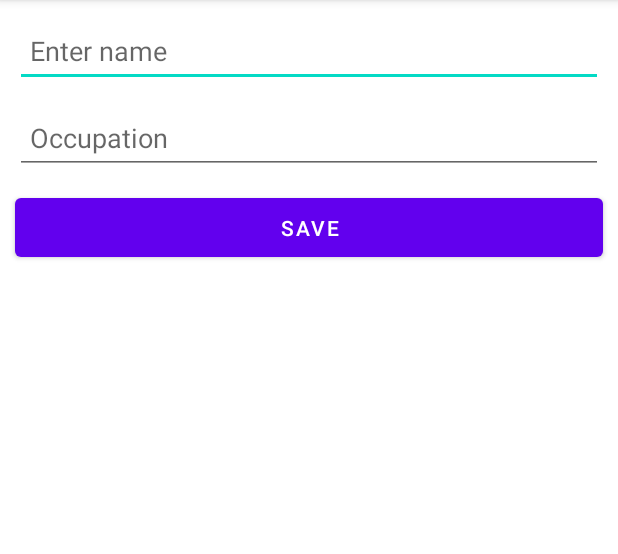
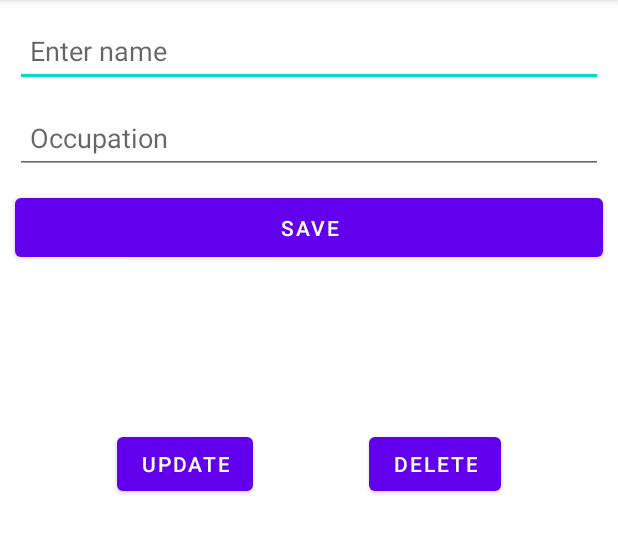
Before and after one commit to atiqur/ContactRoom, an Android app: the screen it shows after launch (NewContact), after a tap on "Add contact button", on a phone screen of 412 x 824 dp, the part 84-638 px from its top. Run offline under Robolectric (Android 15) with nearby library versions, the phone set to English and light mode, and no system bars; our stand-ins replace Room's generated code.

Commit message:
Setting Up the Delete and Update Buttons

```diff
--- a/app/src/main/java/com/example/contactroom/MainActivity.java
+++ b/app/src/main/java/com/example/contactroom/MainActivity.java
@@ -23,6 +23,7 @@ import java.util.Objects;
 public class MainActivity extends AppCompatActivity implements RecyclerViewAdapter.OnContactClickListener {
     public static final int NEW_CONTACT_ACTIVITY_REQUEST_CODE = 1;
     private static final String TAG = "Clicked";
+    public static final String CONTACT_ID = "contact_id";
     private ContactViewModel contactViewModel;
     private TextView textView;
     private RecyclerView recyclerView;
@@ -73,5 +74,9 @@ public class MainActivity extends AppCompatActivity implements RecyclerViewAdapt
     public void onContactClick(int position) {
         Contact contact = Objects.requireNonNull(contactViewModel.allContacts.getValue()).get(position);
         Log.d(TAG, "onContactClick: " + contact.getName());
+
+        Intent intent = new Intent(MainActivity.this, NewContact.class);
+        intent.putExtra(CONTACT_ID, contact.getId());
+        startActivity(intent);
     }
 }
--- a/app/src/main/java/com/example/contactroom/NewContact.java
+++ b/app/src/main/java/com/example/contactroom/NewContact.java
@@ -48,5 +48,15 @@ public class NewContact extends AppCompatActivity {
             }
             finish();
         });
+
+        Bundle data = getIntent().getExtras();
+        if (data != null) {
+            int id = data.getInt(MainActivity.CONTACT_ID);
+            contactViewModel.get(id).observe(this, contact -> {
+                enterName.setText(contact.getName());
+                enterOccupation.setText(contact.getOccupation());
+
+            });
+        }
     }
 }
--- a/app/src/main/res/layout/activity_new_contact.xml
+++ b/app/src/main/res/layout/activity_new_contact.xml
@@ -10,7 +10,7 @@
         android:id="@+id/enter_name"
         style="@style/formStyle"
         android:layout_margin="@dimen/text_margins"
-        android:autofillHints=""
+        android:autofillHints="Enter your name"
         android:hint="@string/name_hint"
         app:layout_constraintEnd_toEndOf="parent"
         app:layout_constraintStart_toStartOf="parent"
@@ -22,7 +22,7 @@
         android:layout_width="0dp"
         android:layout_height="wrap_content"
         android:layout_margin="@dimen/text_margins"
-        android:autofillHints=""
+        android:autofillHints="Enter your occupation"
         android:ems="10"
         android:hint="@string/occupation_hint"
         android:inputType="textPersonName"
@@ -42,4 +42,26 @@
         app:layout_constraintHorizontal_bias="0.0"
         app:layout_constraintStart_toStartOf="parent"
         app:layout_constraintTop_toBottomOf="@+id/enter_occupation" />
+
+    <Button
+        android:id="@+id/update_button"
+        android:layout_width="wrap_content"
+        android:layout_height="wrap_content"
+        android:layout_marginTop="108dp"
+        android:text="@string/update_text"
+        app:layout_constraintEnd_toStartOf="@+id/delete_button"
+        app:layout_constraintHorizontal_bias="0.5"
+        app:layout_constraintStart_toStartOf="parent"
+        app:layout_constraintTop_toBottomOf="@+id/save_button" />
+
+    <Button
+        android:id="@+id/delete_button"
+        android:layout_width="wrap_content"
+        android:layout_height="wrap_content"
+        android:layout_marginTop="108dp"
+        android:text="@string/delete_text"
+        app:layout_constraintEnd_toEndOf="parent"
+        app:layout_constraintHorizontal_bias="0.5"
+        app:layout_constraintStart_toEndOf="@+id/update_button"
+        app:layout_constraintTop_toBottomOf="@+id/save_button" />
 </androidx.constraintlayout.widget.ConstraintLayout>
--- a/app/src/main/res/values/strings.xml
+++ b/app/src/main/res/values/strings.xml
@@ -5,4 +5,6 @@
     <string name="save_text">Save</string>
     <string name="empty">Enter Information</string>
     <string name="description_button">Add contact button</string>
+    <string name="update_text">Update</string>
+    <string name="delete_text">Delete</string>
 </resources>
```
